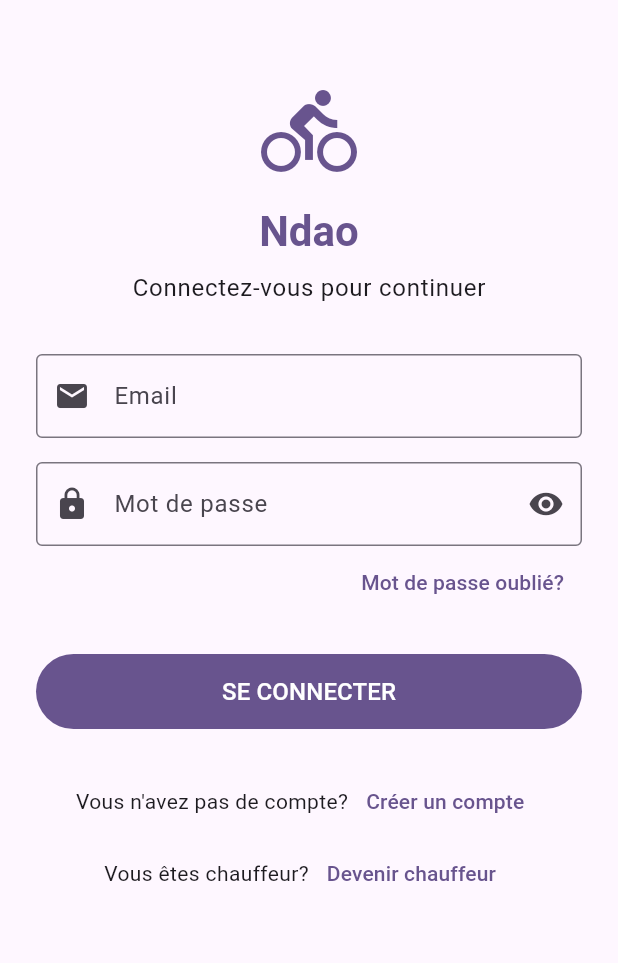
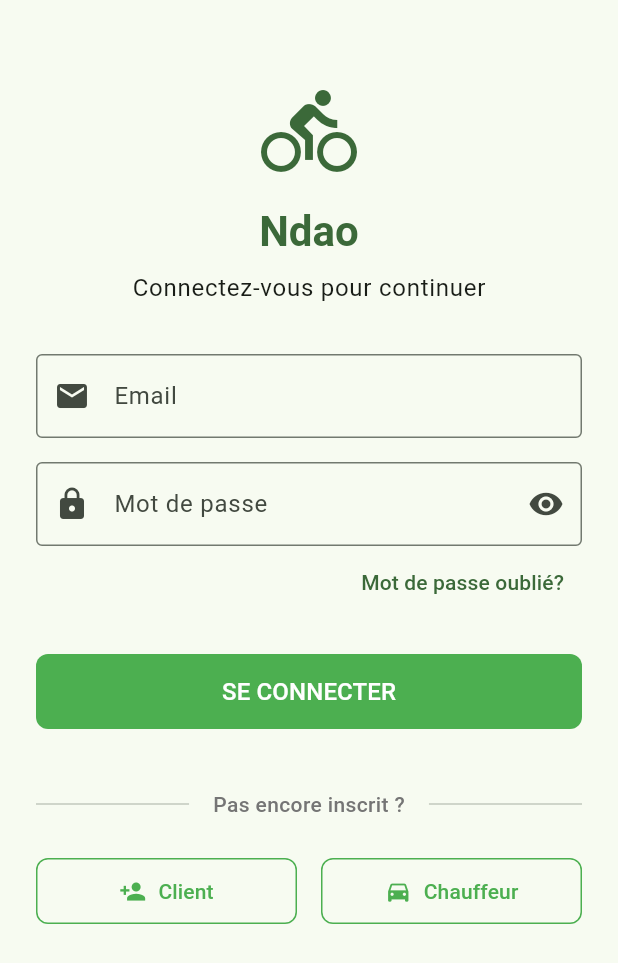
Before and after one commit to siran-mg/bipbip, a Flutter app: the screen it shows after launch, on a phone screen of 412 x 824 dp. Shown: the top 963 px of the screen. Run offline on Flutter 3.47's test engine with Material 3 defaults, Android fonts, the phone set to English and light mode, and no system bars; our stand-ins replace appwrite, dio, flutter_dotenv, geolocator, image_picker.

Commit message:
💄 Imrpove ui

```diff
--- a/lib/main.dart
+++ b/lib/main.dart
@@ -111,8 +111,47 @@ class MyApp extends StatelessWidget {
       child: MaterialApp(
         title: 'Ndao',
         theme: ThemeData(
-          colorScheme: ColorScheme.fromSeed(seedColor: Colors.deepPurple),
+          colorScheme: ColorScheme.fromSeed(
+            seedColor: const Color(0xFF4CAF50), // Green color for Ndao
+            brightness: Brightness.light,
+          ),
           useMaterial3: true,
+          elevatedButtonTheme: ElevatedButtonThemeData(
+            style: ElevatedButton.styleFrom(
+              foregroundColor: Colors.white,
+              backgroundColor: const Color(0xFF4CAF50),
+              shape: RoundedRectangleBorder(
+                borderRadius: BorderRadius.circular(8),
+              ),
+            ),
+          ),
+          filledButtonTheme: FilledButtonThemeData(
+            style: FilledButton.styleFrom(
+              foregroundColor: Colors.white,
+              backgroundColor: const Color(0xFF4CAF50),
+              shape: RoundedRectangleBorder(
+                borderRadius: BorderRadius.circular(8),
+              ),
+            ),
+          ),
+          outlinedButtonTheme: OutlinedButtonThemeData(
+            style: OutlinedButton.styleFrom(
+              foregroundColor: const Color(0xFF4CAF50),
+              side: const BorderSide(color: Color(0xFF4CAF50)),
+              shape: RoundedRectangleBorder(
+                borderRadius: BorderRadius.circular(8),
+              ),
+            ),
+          ),
+          inputDecorationTheme: InputDecorationTheme(
+            border: OutlineInputBorder(
+              borderRadius: BorderRadius.circular(8),
+            ),
+            focusedBorder: OutlineInputBorder(
+              borderRadius: BorderRadius.circular(8),
+              borderSide: const BorderSide(color: Color(0xFF4CAF50), width: 2),
+            ),
+          ),
         ),
         initialRoute: '/login',
         routes: {
--- a/lib/user/presentation/components/login_form.dart
+++ b/lib/user/presentation/components/login_form.dart
@@ -185,32 +185,62 @@ class _LoginFormState extends State<LoginForm> {
 
           const SizedBox(height: 24),
 
-          // Register link
+          const SizedBox(height: 16),
+
+          // Divider with text
           Row(
-            mainAxisAlignment: MainAxisAlignment.center,
             children: [
-              const Text("Vous n'avez pas de compte?"),
-              TextButton(
-                onPressed: () {
-                  // Navigate to registration page
-                  Navigator.pushNamed(context, '/register');
-                },
-                child: const Text('Créer un compte'),
+              const Expanded(child: Divider()),
+              Padding(
+                padding: const EdgeInsets.symmetric(horizontal: 16.0),
+                child: Text(
+                  'Pas encore inscrit ?',
+                  style: TextStyle(
+                    color: Colors.grey[600],
+                    fontWeight: FontWeight.w500,
+                  ),
+                ),
               ),
+              const Expanded(child: Divider()),
             ],
           ),
 
-          // Driver register link
+          const SizedBox(height: 24),
+
+          // Registration options
           Row(
-            mainAxisAlignment: MainAxisAlignment.center,
+            mainAxisAlignment: MainAxisAlignment.spaceEvenly,
             children: [
-              const Text("Vous êtes chauffeur?"),
-              TextButton(
-                onPressed: () {
-                  // Navigate to driver registration page
-                  Navigator.pushNamed(context, '/driver-register');
-                },
-                child: const Text('Devenir chauffeur'),
+              // Client registration button
+              Expanded(
+                child: OutlinedButton.icon(
+                  onPressed: () {
+                    // Navigate to registration page
+                    Navigator.pushNamed(context, '/register');
+                  },
+                  icon: const Icon(Icons.person_add),
+                  label: const Text('Client'),
+                  style: OutlinedButton.styleFrom(
+                    padding: const EdgeInsets.symmetric(vertical: 12),
+                  ),
+                ),
+              ),
+
+              const SizedBox(width: 16),
+
+              // Driver registration button
+              Expanded(
+                child: OutlinedButton.icon(
+                  onPressed: () {
+                    // Navigate to driver registration page
+                    Navigator.pushNamed(context, '/driver-register');
+                  },
+                  icon: const Icon(Icons.directions_car),
+                  label: const Text('Chauffeur'),
+                  style: OutlinedButton.styleFrom(
+                    padding: const EdgeInsets.symmetric(vertical: 12),
+                  ),
+                ),
               ),
             ],
           ),
```
Also changed, not shown: lib/user/presentation/components/driver_registration_form.dart (+30 -9 lines), lib/user/presentation/components/registration_form.dart (+30 -9 lines).
